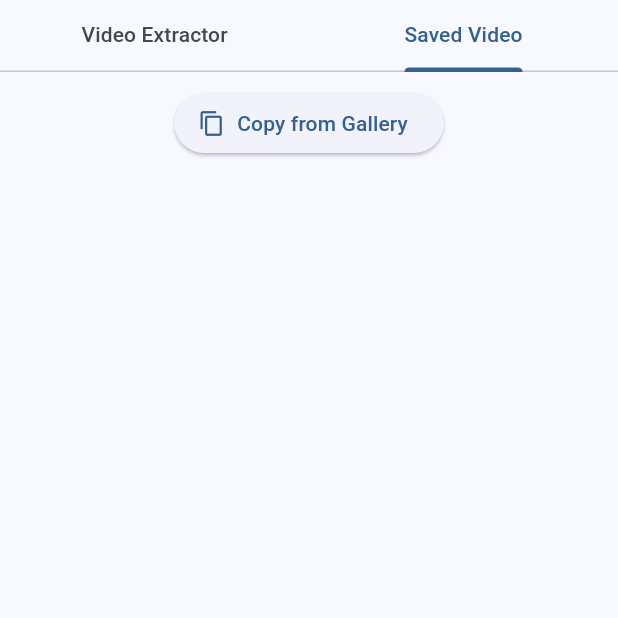
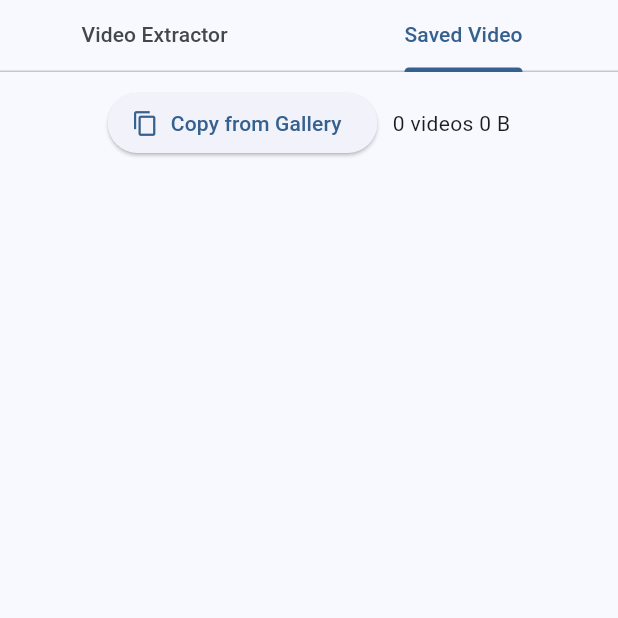
Before and after one commit to hcq0618/video_downloader, a Flutter app: the screen it shows after launch, tab 2 chosen, after a tap on "Copy from Gallery", on a phone screen of 412 x 824 dp, the top half of it. Run offline on Flutter 3.47's test engine with Material 2 defaults, Android fonts, the phone set to English and light mode, and no system bars; our stand-ins replace chewie, dartx, dio, gallery_saver, image_picker, video_player; missing offline and left inert: video_thumbnail.

Commit message:
Improve save videos page

```diff
--- a/lib/page/saved_videos_page.dart
+++ b/lib/page/saved_videos_page.dart
@@ -20,6 +20,7 @@ class SavedVideosPage extends StatefulWidget {
 
 class _SavedVideosPageState extends LifecycleState<SavedVideosPage> {
   List<_SavedVideoInfo> _videoInfoList = [];
+  String _totalVideosInfo = '';
 
   @override
   void initState() {
@@ -36,6 +37,8 @@ class _SavedVideosPageState extends LifecycleState<SavedVideosPage> {
   @override
   void onResume() {
     if (widget._tabController.index == 1) {
+      showLoadingDialog(context);
+
       getApplicationDocumentsDirectory().asStream().listen((dir) {
         final infoList = <_SavedVideoInfo>[];
 
@@ -57,10 +60,20 @@ class _SavedVideosPageState extends LifecycleState<SavedVideosPage> {
             infoList.add(info);
           },
           onDone: () {
+            final totalVideoCount = infoList.length;
+            final totalVideoSize = infoList
+                .fold(
+                    0, (previousValue, element) => previousValue + element.size)
+                .readableFileSize();
+
             setState(() {
               _videoInfoList = infoList;
+              _totalVideosInfo = "$totalVideoCount videos $totalVideoSize";
             });
+
+            dismissDialog(context);
           },
+          onError: (_) => dismissDialog(context),
           cancelOnError: true,
         );
       });
@@ -84,7 +97,8 @@ class _SavedVideosPageState extends LifecycleState<SavedVideosPage> {
               crossAxisSpacing: 5,
               mainAxisSpacing: 5,
               crossAxisCount: 3,
-              children: _buildThumbnails(context),
+              children: List.generate(_videoInfoList.length,
+                  (index) => _buildThumbnail(context, _videoInfoList[index])),
             ),
           ),
         )
@@ -115,12 +129,15 @@ class _SavedVideosPageState extends LifecycleState<SavedVideosPage> {
           icon: const Icon(Icons.copy),
           label: const Text('Copy from Gallery'),
         ),
+        Padding(
+          padding: const EdgeInsets.only(left: 10),
+          child: Text(_totalVideosInfo),
+        ),
       ],
     );
   }
 
-  List<Widget> _buildThumbnails(BuildContext context) {
-    return _videoInfoList.map((info) {
+  Widget _buildThumbnail(BuildContext context, _SavedVideoInfo info) {
     return GestureDetector(
       child: Container(
         decoration: const BoxDecoration(color: Colors.black),
@@ -130,7 +147,7 @@ class _SavedVideosPageState extends LifecycleState<SavedVideosPage> {
               alignment: Alignment.center,
               child: info.thumbnail != null
                   ? Image.memory(info.thumbnail!)
-                    : const Spacer(),
+                  : const SizedBox.shrink(),
             ),
             Align(
               alignment: Alignment.bottomLeft,
@@ -170,7 +187,6 @@ class _SavedVideosPageState extends LifecycleState<SavedVideosPage> {
         onResume();
       },
     );
-    }).toList();
   }
 }
 
--- a/lib/utils/formatter.dart
+++ b/lib/utils/formatter.dart
@@ -4,10 +4,11 @@ import 'package:intl/intl.dart';
 
 extension FileFormatter on num {
   String readableFileSize({bool base1024 = true}) {
+    const decimals = 2;
     final base = base1024 ? 1024 : 1000;
-    if (this <= 0) return "0";
-    final units = ["B", "kB", "MB", "GB", "TB"];
-    int digitGroups = (log(this) / log(base)).round();
-    return "${NumberFormat("#,##0.#").format(this / pow(base, digitGroups))} ${units[digitGroups]}";
+    if (this <= 0) return "0 B";
+    const suffixes = ["B", "KB", "MB", "GB", "TB", "PB", "EB", "ZB", "YB"];
+    var i = (log(this) / log(base)).floor();
+    return '${(this / pow(base, i)).toStringAsFixed(decimals)} ${suffixes[i]}';
   }
 }
--- a/lib/widget/dialog.dart
+++ b/lib/widget/dialog.dart
@@ -8,13 +8,13 @@ Future<void> showVideoDeleteDialog(
       content: const Text('Do you want to delete the video?'),
       actions: [
         TextButton(
-          onPressed: () => Navigator.pop(context),
+          onPressed: () => dismissDialog(context),
           child: const Text('Cancel'),
         ),
         TextButton(
           onPressed: () {
             onConfirm();
-            Navigator.pop(context);
+            dismissDialog(context);
           },
           child: const Text('OK'),
         ),
@@ -22,3 +22,33 @@ Future<void> showVideoDeleteDialog(
     ),
   );
 }
+
+Future<void> showLoadingDialog(BuildContext context) async {
+  return showDialog(
+      // The user CANNOT close this dialog  by pressing outside it
+      barrierDismissible: false,
+      context: context,
+      builder: (_) {
+        return const Dialog(
+          backgroundColor: Colors.white,
+          child: Padding(
+            padding: EdgeInsets.symmetric(vertical: 15),
+            child: Column(
+              mainAxisSize: MainAxisSize.min,
+              children: [
+                CircularProgressIndicator(),
+                Padding(
+                  padding: EdgeInsets.only(top: 15),
+                  child: Text('Loading...'),
+                ),
+              ],
+            ),
+          ),
+        );
+      });
+}
+
+void dismissDialog(BuildContext context) {
+  if (!context.mounted) return;
+  Navigator.pop(context);
+}
```
Lines whose indentation alone changed are shown as unchanged.
